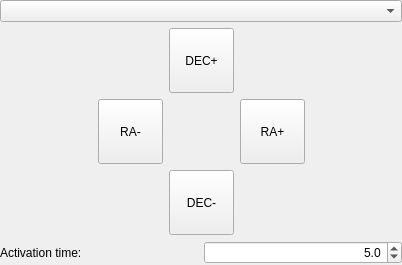
Old version of the form snowgui/snowgui/common/guiderportcontrollerwidget.ui in the repository AndreasFMueller/AstroPhotography.
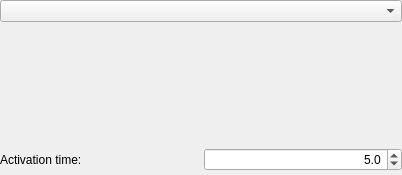
New version of the form. Custom widgets are drawn as their Qt base class.

Commit message: add new GuiderButton widget

Diff of the .ui file:
```diff
--- a/snowgui/snowgui/common/guiderportcontrollerwidget.ui
+++ b/snowgui/snowgui/common/guiderportcontrollerwidget.ui
@@ -7,19 +7,19 @@
     <x>0</x>
     <y>0</y>
     <width>402</width>
-    <height>265</height>
+    <height>175</height>
    </rect>
   </property>
   <property name="minimumSize">
    <size>
     <width>0</width>
-    <height>265</height>
+    <height>0</height>
    </size>
   </property>
   <property name="maximumSize">
    <size>
     <width>16777215</width>
-    <height>265</height>
+    <height>16777215</height>
    </size>
   </property>
   <property name="windowTitle">
@@ -56,10 +56,23 @@
       <property name="bottomMargin">
        <number>0</number>
       </property>
-      <item row="1" column="2">
-       <widget class="QWidget" name="blank" native="true"/>
+      <item row="0" column="1">
+       <widget class="snowgui::GuiderButton" name="guiderButton" native="true">
+        <property name="minimumSize">
+         <size>
+          <width>150</width>
+          <height>100</height>
+         </size>
+        </property>
+        <property name="maximumSize">
+         <size>
+          <width>150</width>
+          <height>100</height>
+         </size>
+        </property>
+       </widget>
       </item>
-      <item row="1" column="0">
+      <item row="0" column="0">
        <spacer name="horizontalSpacer">
         <property name="orientation">
          <enum>Qt::Horizontal</enum>
@@ -73,82 +86,6 @@
        </spacer>
       </item>
       <item row="0" column="2">
-       <widget class="QPushButton" name="decplusButton">
-        <property name="minimumSize">
-         <size>
-          <width>65</width>
-          <height>65</height>
-         </size>
-        </property>
-        <property name="maximumSize">
-         <size>
-          <width>65</width>
-          <height>65</height>
-         </size>
-        </property>
-        <property name="text">
-         <string>DEC+</string>
-        </property>
-       </widget>
-      </item>
-      <item row="1" column="3">
-       <widget class="QPushButton" name="raplusButton">
-        <property name="minimumSize">
-         <size>
-          <width>65</width>
-          <height>65</height>
-         </size>
-        </property>
-        <property name="maximumSize">
-         <size>
-          <width>65</width>
-          <height>65</height>
-         </size>
-        </property>
-        <property name="text">
-         <string>RA+</string>
-        </property>
-       </widget>
-      </item>
-      <item row="2" column="2">
-       <widget class="QPushButton" name="decminusButton">
-        <property name="minimumSize">
-         <size>
-          <width>65</width>
-          <height>65</height>
-         </size>
-        </property>
-        <property name="maximumSize">
-         <size>
-          <width>65</width>
-          <height>65</height>
-         </size>
-        </property>
-        <property name="text">
-         <string>DEC-</string>
-        </property>
-       </widget>
-      </item>
-      <item row="1" column="1">
-       <widget class="QPushButton" name="raminusButton">
-        <property name="minimumSize">
-         <size>
-          <width>65</width>
-          <height>65</height>
-         </size>
-        </property>
-        <property name="maximumSize">
-         <size>
-          <width>65</width>
-          <height>65</height>
-         </size>
-        </property>
-        <property name="text">
-         <string>RA-</string>
-        </property>
-       </widget>
-      </item>
-      <item row="1" column="4">
        <spacer name="horizontalSpacer_2">
         <property name="orientation">
          <enum>Qt::Horizontal</enum>
@@ -166,6 +103,18 @@
    </item>
    <item>
     <widget class="QWidget" name="activationWidget" native="true">
+     <property name="minimumSize">
+      <size>
+       <width>0</width>
+       <height>30</height>
+      </size>
+     </property>
+     <property name="maximumSize">
+      <size>
+       <width>16777215</width>
+       <height>30</height>
+      </size>
+     </property>
      <layout class="QHBoxLayout" name="horizontalLayout">
       <property name="leftMargin">
        <number>0</number>
@@ -207,6 +156,14 @@
    </item>
   </layout>
  </widget>
+ <customwidgets>
+  <customwidget>
+   <class>snowgui::GuiderButton</class>
+   <extends>QWidget</extends>
+   <header location="global">GuiderButton.h</header>
+   <container>1</container>
+  </customwidget>
+ </customwidgets>
  <resources/>
  <connections/>
 </ui>
```
Left out of the diff: 2 changed lines with no effect on the pictures. The commit also changes 4 other files.
